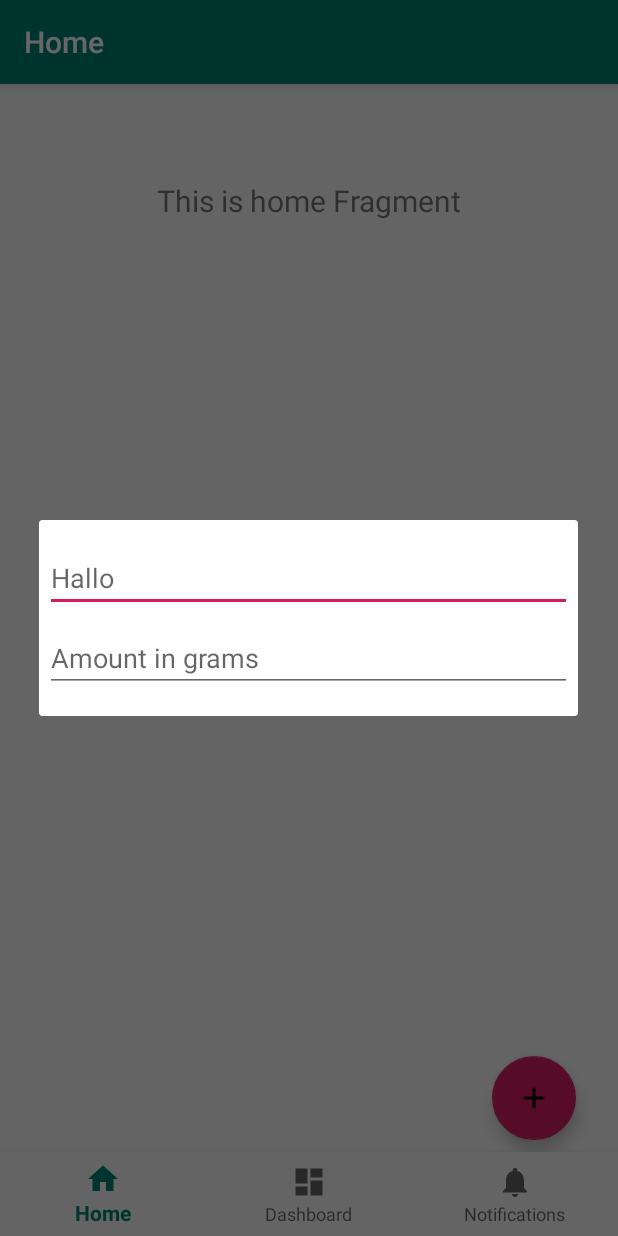
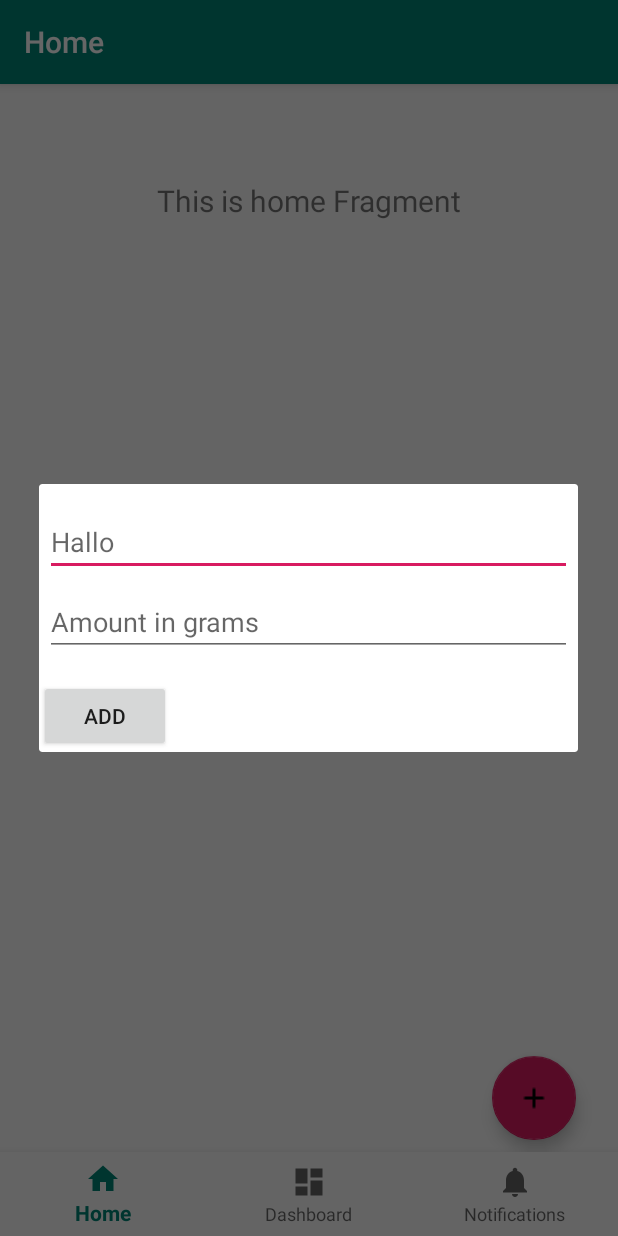
Before and after one commit to Jeffrieh/InHuis, an Android app: the screen it shows after launch (MainActivity), after a tap on "Add", on a phone screen of 412 x 824 dp. Run offline under Robolectric (Android 15) with nearby library versions, the phone set to English and light mode, and no system bars; our stand-ins replace Room's generated code, navigation-ui.

Commit message:
added room database for ingredients

```diff
--- a/app/src/main/java/com/example/inhuis/MainActivity.kt
+++ b/app/src/main/java/com/example/inhuis/MainActivity.kt
@@ -1,6 +1,7 @@
 package com.example.inhuis
 
 import android.os.Bundle
+import android.widget.ArrayAdapter
 import com.google.android.material.bottomnavigation.BottomNavigationView
 import androidx.appcompat.app.AppCompatActivity
 import androidx.navigation.findNavController
@@ -27,5 +28,9 @@ class MainActivity : AppCompatActivity() {
         navView.setupWithNavController(navController)
 
 
+        val COUNTRIES = arrayOf("Belgium", "France", "Italy", "Germany", "Spain")
+
+
+
     }
 }
--- /dev/null
+++ b/app/src/main/java/com/example/inhuis/database/IngredientDao.kt
@@ -0,0 +1,20 @@
+package com.example.inhuis.database
+
+import androidx.lifecycle.LiveData
+import androidx.room.Dao
+import androidx.room.Insert
+import androidx.room.OnConflictStrategy
+import androidx.room.Query
+
+@Dao
+interface IngredientDao {
+
+    @Query("SELECT * from ingredient ORDER BY name ASC")
+    fun getIngredients(): LiveData<List<Ingredient>>
+
+    @Insert(onConflict = OnConflictStrategy.IGNORE)
+    suspend fun insert(ingredient: Ingredient)
+
+    @Query("DELETE FROM ingredient")
+    suspend fun deleteAll()
+}
--- /dev/null
+++ b/app/src/main/java/com/example/inhuis/database/IngredientDatabase.kt
@@ -0,0 +1,33 @@
+package com.example.inhuis.database
+
+import android.content.Context
+import androidx.room.Database
+import androidx.room.Room
+import androidx.room.RoomDatabase
+
+@Database(entities = arrayOf(Ingredient::class), version = 1, exportSchema = false)
+public abstract class IngredientDatabase : RoomDatabase() {
+
+    abstract fun ingredientDao(): IngredientDao
+
+    companion object {
+        @Volatile
+        private var INSTANCE: IngredientDatabase? = null
+
+        fun getDatabase(context: Context): IngredientDatabase {
+            val tempInstance = INSTANCE
+            if (tempInstance != null) {
+                return tempInstance
+            }
+            synchronized(this) {
+                val instance = Room.databaseBuilder(
+                    context.applicationContext,
+                    IngredientDatabase::class.java,
+                    "ingredient_database"
+                ).build()
+                INSTANCE = instance
+                return instance
+            }
+        }
+    }
+}
--- /dev/null
+++ b/app/src/main/java/com/example/inhuis/database/IngredientRepository.kt
@@ -0,0 +1,12 @@
+package com.example.inhuis.database
+
+import androidx.lifecycle.LiveData
+
+class IngredientRepository(private val ingredientDao: IngredientDao) {
+
+    val ingredients: LiveData<List<Ingredient>> = ingredientDao.getIngredients()
+
+    suspend fun insert(ingredient: Ingredient) {
+        ingredientDao.insert(ingredient)
+    }
+}
--- a/app/src/main/java/com/example/inhuis/ui/home/HomeFragment.kt
+++ b/app/src/main/java/com/example/inhuis/ui/home/HomeFragment.kt
@@ -6,26 +6,32 @@ import android.os.Bundle
 import android.view.LayoutInflater
 import android.view.View
 import android.view.ViewGroup
+import android.widget.ArrayAdapter
 import android.widget.TextView
 import androidx.fragment.app.Fragment
 import androidx.lifecycle.Observer
 import androidx.lifecycle.ViewModelProviders
 import com.example.inhuis.R
-import com.google.android.material.floatingactionbutton.FloatingActionButton
-import com.google.android.material.snackbar.Snackbar
-import kotlinx.android.synthetic.main.fragment_home.view.*
+import com.example.inhuis.database.Ingredient
+import com.example.inhuis.database.IngredientRepository
+import com.example.inhuis.ui.ingredients.IngredientsViewModel
+import kotlinx.android.synthetic.main.dialog_add_ingredient.view.*
 
 
 class HomeFragment : Fragment() {
 
     private lateinit var homeViewModel: HomeViewModel
+    private lateinit var ingredientsViewModel: IngredientsViewModel
 
     override fun onCreateView(
         inflater: LayoutInflater,
         container: ViewGroup?,
         savedInstanceState: Bundle?
     ): View? {
+
         homeViewModel = ViewModelProviders.of(this).get(HomeViewModel::class.java)
+        ingredientsViewModel = ViewModelProviders.of(this).get(IngredientsViewModel::class.java)
+
         val root = inflater.inflate(R.layout.fragment_home, container, false)
         val textView: TextView = root.findViewById(R.id.text_home)
 
@@ -33,13 +39,26 @@ class HomeFragment : Fragment() {
             textView.text = it
         })
 
+
+        //Floating action button on the home screen.
         val fab: View = root.findViewById(R.id.fab)
         fab.setOnClickListener { view ->
             val alertDialog: AlertDialog? = activity?.let {
                 val builder = AlertDialog.Builder(it)
                 val inflater = requireActivity().layoutInflater;
-                builder.setView(inflater.inflate(R.layout.dialog_add_ingredient, null))
-                // Create the AlertDialog
+                val layout = inflater.inflate(R.layout.dialog_add_ingredient, null)
+                builder.setView(layout)
+
+                //we give suggestions of what the user can add.
+                val suggestions = arrayOf("test", "hallo", "doei")
+                val adapter = ArrayAdapter(layout.context, android.R.layout.simple_list_item_1, suggestions)
+
+                layout.product_name.setAdapter(adapter)
+                layout.btnAdd.setOnClickListener { view ->
+                    val t = Ingredient("kip", 500)
+                    ingredientsViewModel.insert(t)
+                }
+
                 builder.create()
             }
 
@@ -48,6 +67,8 @@ class HomeFragment : Fragment() {
         }
 
 
+
+
         return root
     }
 
--- a/app/src/main/java/com/example/inhuis/ui/ingredients/IngredientsViewModel.kt
+++ b/app/src/main/java/com/example/inhuis/ui/ingredients/IngredientsViewModel.kt
@@ -1,13 +1,26 @@
 package com.example.inhuis.ui.ingredients
 
-import androidx.lifecycle.LiveData
-import androidx.lifecycle.MutableLiveData
-import androidx.lifecycle.ViewModel
+import android.app.Application
+import androidx.lifecycle.*
+import com.example.inhuis.database.Ingredient
+import com.example.inhuis.database.IngredientDatabase
+import com.example.inhuis.database.IngredientRepository
+import kotlinx.coroutines.Dispatchers
+import kotlinx.coroutines.launch
 
-class IngredientsViewModel : ViewModel() {
+class IngredientsViewModel(application: Application) : AndroidViewModel(application) {
 
-    private val _text = MutableLiveData<String>().apply {
-        value = "This is dashboard Fragment"
+    private val repository: IngredientRepository
+    val ingredients: LiveData<List<Ingredient>>
+
+    init {
+        val ingredientDao = IngredientDatabase.getDatabase(application).ingredientDao()
+        repository = IngredientRepository(ingredientDao)
+        ingredients = repository.ingredients
     }
-    val text: LiveData<String> = _text
+
+    fun insert(ingredient: Ingredient) = viewModelScope.launch(Dispatchers.IO) {
+        repository.insert(ingredient)
+    }
+
 }
--- a/app/src/main/res/layout/dialog_add_ingredient.xml
+++ b/app/src/main/res/layout/dialog_add_ingredient.xml
@@ -1,28 +1,34 @@
 <LinearLayout xmlns:android="http://schemas.android.com/apk/res/android"
-    android:orientation="vertical"
     android:layout_width="wrap_content"
-    android:layout_height="wrap_content">
+    android:layout_height="wrap_content"
+    android:orientation="vertical">
 
     <AutoCompleteTextView
         android:id="@+id/product_name"
-        android:inputType=""
         android:layout_width="match_parent"
         android:layout_height="wrap_content"
+        android:layout_marginLeft="4dp"
         android:layout_marginTop="16dp"
-        android:layout_marginLeft="4dp"
         android:layout_marginRight="4dp"
         android:layout_marginBottom="4dp"
-        android:hint="@string/product_name" />
+        android:hint="@string/product_name"
+        android:inputType="" />
 
     <EditText
         android:id="@+id/amount"
-        android:inputType="number"
         android:layout_width="match_parent"
         android:layout_height="wrap_content"
+        android:layout_marginLeft="4dp"
         android:layout_marginTop="4dp"
-        android:layout_marginLeft="4dp"
         android:layout_marginRight="4dp"
         android:layout_marginBottom="16dp"
         android:fontFamily="sans-serif"
-        android:hint="@string/amount"/>
+        android:hint="@string/amount"
+        android:inputType="number" />
+
+    <Button
+        android:layout_height="wrap_content"
+        android:layout_width="wrap_content"
+        android:id="@+id/btnAdd"
+        android:text="Add" />
 </LinearLayout>
--- a/app/src/main/res/layout/fragment_dashboard.xml
+++ b/app/src/main/res/layout/fragment_dashboard.xml
@@ -4,8 +4,8 @@
     android:layout_width="match_parent"
     android:layout_height="match_parent">
 
-    <TextView
-        android:id="@+id/text_dashboard"
+    <androidx.recyclerview.widget.RecyclerView
+        android:id="@+id/rvIngredients"
         android:layout_width="match_parent"
         android:layout_height="wrap_content"
         android:layout_marginStart="8dp"
```
Also changed, not shown: app/build.gradle (+23 -0 lines), app/src/main/java/com/example/inhuis/database/Ingredient.kt (added, +11 -0 lines), app/src/main/java/com/example/inhuis/ui/ingredients/IngredientsAdapter.kt (added, +32 -0 lines), app/src/main/java/com/example/inhuis/ui/ingredients/IngredientsFragment.kt (+17 -7 lines), app/src/main/res/layout/ingredient_item.xml (added, +16 -0 lines), build.gradle (+8 -0 lines).
